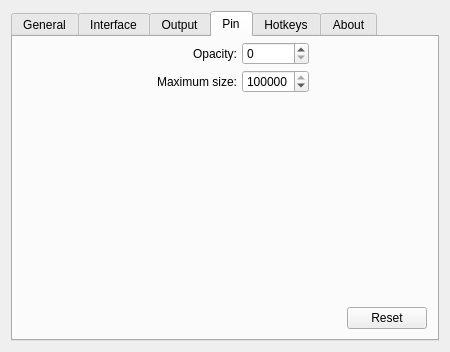
Qt form src/preference/UIWidget/prefmanage.ui (SunnyScreenshot/FLIPPED) before a commit.
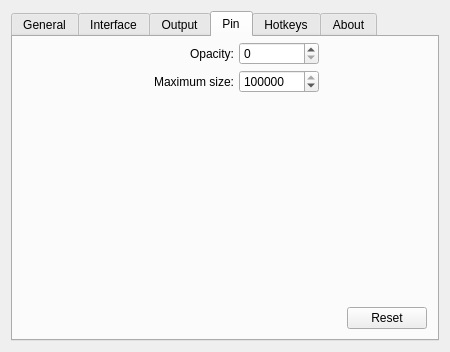
The same form after that commit. The open tabs and pages were chosen to show the change.

```diff
--- a/src/preference/UIWidget/prefmanage.ui
+++ b/src/preference/UIWidget/prefmanage.ui
@@ -766,7 +766,7 @@
         <number>0</number>
        </property>
        <item>
-        <layout class="QGridLayout" name="gridLayout_5" columnstretch="0,3,1,2">
+        <layout class="QGridLayout" name="gridLayout_5" columnstretch="1,1,4,1">
          <property name="leftMargin">
           <number>10</number>
          </property>
@@ -803,7 +803,13 @@
           </widget>
          </item>
          <item row="1" column="2">
-          <widget class="QSpinBox" name="spinBox_4">
+          <widget class="QSpinBox" name="spMaxSize">
+           <property name="maximumSize">
+            <size>
+             <width>80</width>
+             <height>16777215</height>
+            </size>
+           </property>
            <property name="maximum">
             <number>100000</number>
            </property>
@@ -813,7 +819,13 @@
           </widget>
          </item>
          <item row="0" column="2">
-          <widget class="QSpinBox" name="spinBox_5">
+          <widget class="QSpinBox" name="spOpacity">
+           <property name="maximumSize">
+            <size>
+             <width>80</width>
+             <height>16777215</height>
+            </size>
+           </property>
            <property name="maximum">
             <number>100</number>
            </property>
```
Left out of the diff: 12 changed lines with no effect on the pictures.
